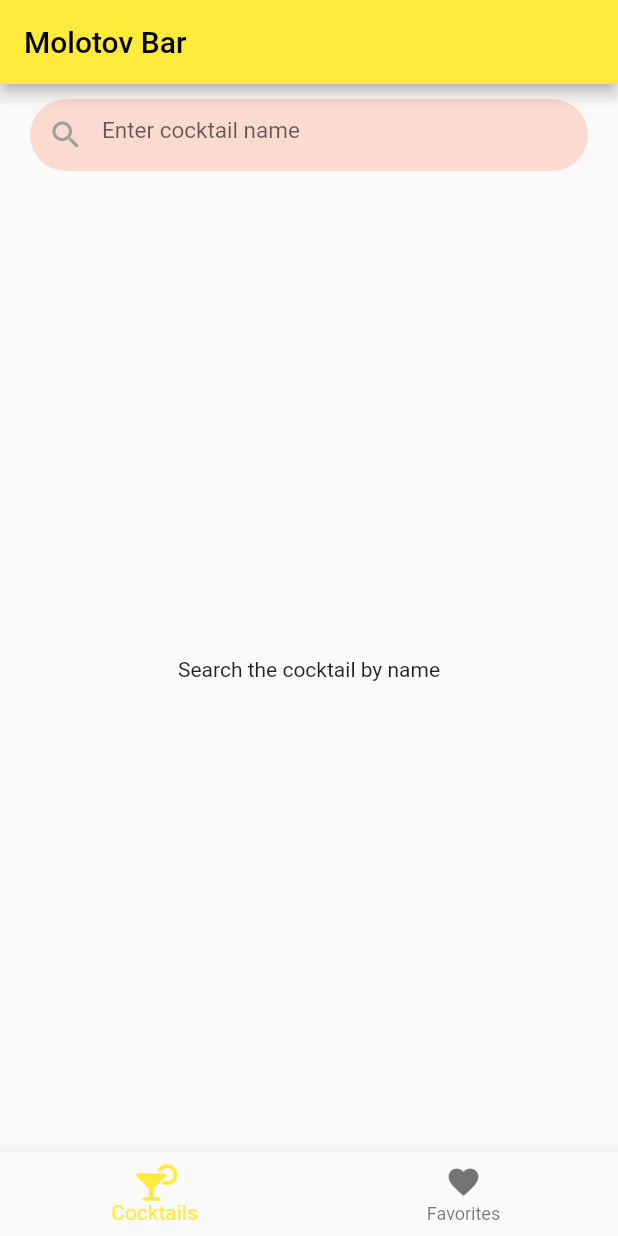
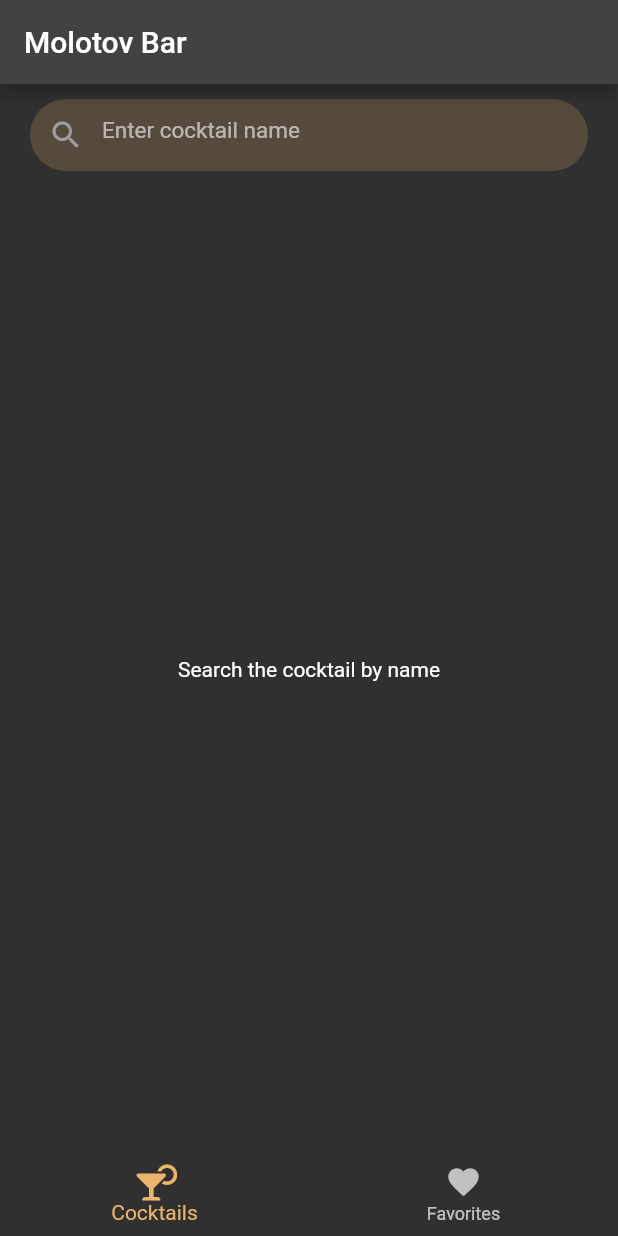
Before and after one commit to gaydamakha/molotov-bar-app, a Flutter app: the screen it shows after launch, on a phone screen of 412 x 824 dp. Run offline on Flutter 3.47's test engine with Material 2 defaults, Android fonts, the phone set to English and light mode, and no system bars; our stand-ins replace font_awesome_flutter; Roboto replaces fonts that are missing (Montserrat).

Commit message:
:lipstick: add base theme for application

```diff
--- a/lib/main.dart
+++ b/lib/main.dart
@@ -1,4 +1,5 @@
 import 'package:flutter/material.dart';
+import 'package:molotov_bar/theme/app_theme.dart';
 import 'package:molotov_bar/view/pages/cocktails_list_page.dart';
 import 'package:molotov_bar/view_models/cocktails_view_model.dart';
 import 'package:provider/provider.dart';
@@ -18,11 +19,7 @@ class MolotovBarApp extends StatelessWidget {
       ],
       child: MaterialApp(
         title: 'Molotov.bar',
-        theme: ThemeData(
-          appBarTheme: const AppBarTheme(),
-          colorScheme: ColorScheme.fromSwatch(primarySwatch: Colors.yellow)
-              .copyWith(secondary: Colors.deepOrange),
-        ),
+        theme: AppTheme.darkTheme,
         initialRoute: '/',
         routes: {
           '/': (context) => const CocktailsListPage(title: 'Molotov Bar'),
--- /dev/null
+++ b/lib/theme/app_colors.dart
@@ -0,0 +1,29 @@
+import 'package:flutter/material.dart';
+
+class AppColors {
+  static const dark = Color(0xff242729);
+  static const yellow = Color(0xffebb56d);
+  static const lightGray = Color(0xff3c3f41);
+  static MaterialColor materialDark = createMaterialColor(dark);
+  static MaterialColor materialYellow = createMaterialColor(yellow);
+  static MaterialColor materialLightGray = createMaterialColor(lightGray);
+  static MaterialColor createMaterialColor(Color color) {
+    List strengths = <double>[.05];
+    final swatch = <int, Color>{};
+    final int r = color.red, g = color.green, b = color.blue;
+
+    for (int i = 1; i < 10; i++) {
+      strengths.add(0.1 * i);
+    }
+    for (var strength in strengths) {
+      final double ds = 0.5 - strength;
+      swatch[(strength * 1000).round()] = Color.fromRGBO(
+        r + ((ds < 0 ? r : (255 - r)) * ds).round(),
+        g + ((ds < 0 ? g : (255 - g)) * ds).round(),
+        b + ((ds < 0 ? b : (255 - b)) * ds).round(),
+        1,
+      );
+    }
+    return MaterialColor(color.value, swatch);
+  }
+}
--- /dev/null
+++ b/lib/theme/app_theme.dart
@@ -0,0 +1,16 @@
+import 'package:flutter/material.dart';
+
+import 'app_colors.dart';
+
+class AppTheme {
+  static ThemeData get darkTheme {
+    return ThemeData(
+        colorScheme: ColorScheme.fromSwatch(
+          brightness: Brightness.dark,
+          primarySwatch: AppColors.materialDark,
+          accentColor: AppColors.materialYellow,
+        ),
+        fontFamily: 'Montserrat',
+    );
+  }
+}
```
Also changed, not shown: 1 other file.
